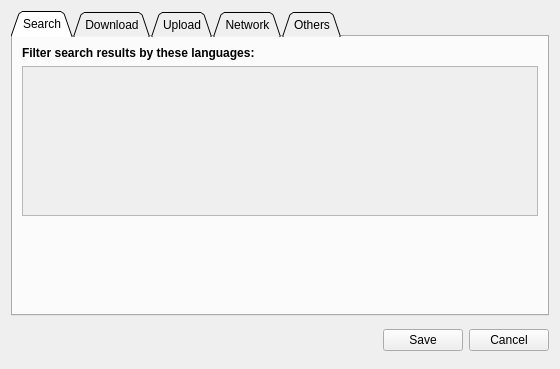
Above: gui/preferences.ui from subdownloader/subdownloader before the change. Below: the same form after it.
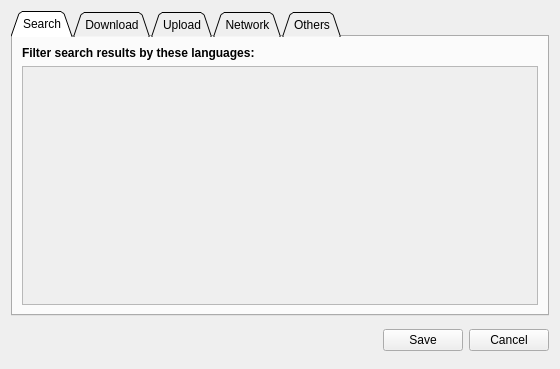
That is the form after the change.

Commit message: -moved some buttons to the bottom, upload, download and movie info -the search tab in settings now 100% height.

Diff of the .ui file:
```diff
--- a/gui/preferences.ui
+++ b/gui/preferences.ui
@@ -77,7 +77,7 @@
        <item>
         <widget class="QScrollArea" name="scrollArea" >
          <property name="sizePolicy" >
-          <sizepolicy vsizetype="Fixed" hsizetype="Expanding" >
+          <sizepolicy vsizetype="MinimumExpanding" hsizetype="Expanding" >
            <horstretch>0</horstretch>
            <verstretch>0</verstretch>
           </sizepolicy>
@@ -88,12 +88,6 @@
            <height>150</height>
           </size>
          </property>
-         <property name="maximumSize" >
-          <size>
-           <width>16777215</width>
-           <height>150</height>
-          </size>
-         </property>
          <property name="widgetResizable" >
           <bool>true</bool>
          </property>
@@ -103,7 +97,7 @@
             <x>0</x>
             <y>0</y>
             <width>526</width>
-            <height>144</height>
+            <height>241</height>
            </rect>
           </property>
           <layout class="QHBoxLayout" name="horizontalLayout_2" >
@@ -139,19 +133,6 @@
          </widget>
         </widget>
        </item>
-       <item>
-        <spacer name="verticalSpacer" >
-         <property name="orientation" >
-          <enum>Qt::Vertical</enum>
-         </property>
-         <property name="sizeHint" stdset="0" >
-          <size>
-           <width>20</width>
-           <height>40</height>
-          </size>
-         </property>
-        </spacer>
-       </item>
       </layout>
      </widget>
      <widget class="QWidget" name="tab_6" >
```
Left out of the diff: 2 changed lines with no effect on the pictures. The commit also changes 3 other files.
